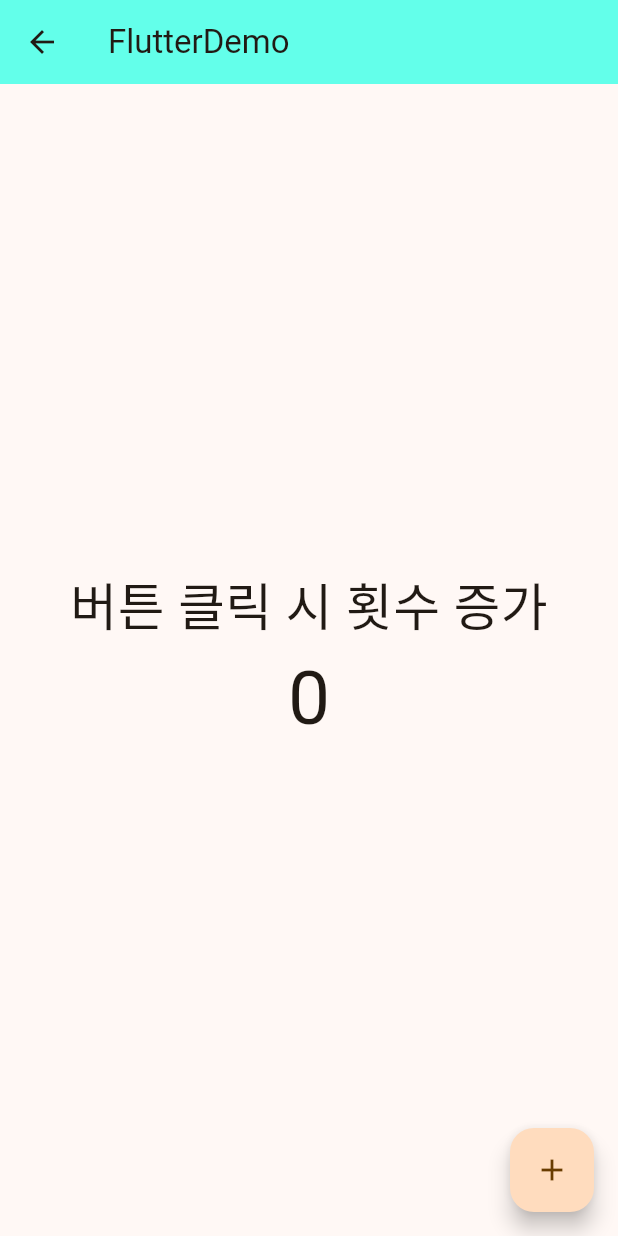
After one commit to dudu020908/flutter_1, a Flutter app: the ExampleScreen screen opened directly, on a phone screen of 412 x 824 dp. The commit adds this screen. Run offline on Flutter 3.47's test engine with Material 3 defaults, Android fonts, the phone set to English and light mode, and no system bars.

Commit message:
2025-04-03

```diff
--- a/lib/presentation/My_App.dart
+++ b/lib/presentation/My_App.dart
@@ -1,4 +1,4 @@
-import 'package:daelim_2025/presentation/home/home_screen.dart';
+import 'package:daelim_2025/presentation/start/start_screen.dart';
 import 'package:flutter/material.dart';
 
 class MyApp extends StatelessWidget {
@@ -8,11 +8,12 @@ class MyApp extends StatelessWidget {
   @override
   Widget build(BuildContext context) {
     return MaterialApp(
+      debugShowCheckedModeBanner: false,
       title: 'Flutter Demo',
       theme: ThemeData(
         colorScheme: ColorScheme.fromSeed(seedColor: Colors.orange),
       ),
-      home:HomeScreen(),
+      home: StartScreen(),
     );
   }
 }
--- /dev/null
+++ b/lib/presentation/example/example_screen.dart
@@ -0,0 +1,41 @@
+import 'package:flutter/material.dart';
+
+class ExampleScreen extends StatefulWidget {
+  const ExampleScreen({super.key});
+
+  @override
+  State<ExampleScreen> createState() => _ExampleScreenState();
+}
+
+class _ExampleScreenState extends State<ExampleScreen> {
+  int _count = 0;
+  void _handleIncreaseCount() => setState(() {
+    _count++;
+  });
+
+  @override
+  Widget build(BuildContext context) {
+    return Scaffold(
+      appBar: AppBar(
+        backgroundColor: const Color.fromARGB(255, 99, 255, 234),
+        title: Text('FlutterDemo'),
+      ),
+      body: SafeArea(
+        child: SizedBox(
+          width: double.infinity,
+          child: Column(
+            mainAxisAlignment: MainAxisAlignment.center,
+            children: [
+              Text('버튼 클릭 시 횟수 증가', style: TextStyle(fontSize: 34)),
+              Text('$_count', style: TextStyle(fontSize: 50)),
+            ],
+          ),
+        ),
+      ),
+      floatingActionButton: FloatingActionButton(
+        onPressed: _handleIncreaseCount,
+        child: Icon(Icons.add),
+      ),
+    );
+  }
+}
```
Also changed, not shown: lib/presentation/start/start_screen.dart (added, +15 -0 lines).
